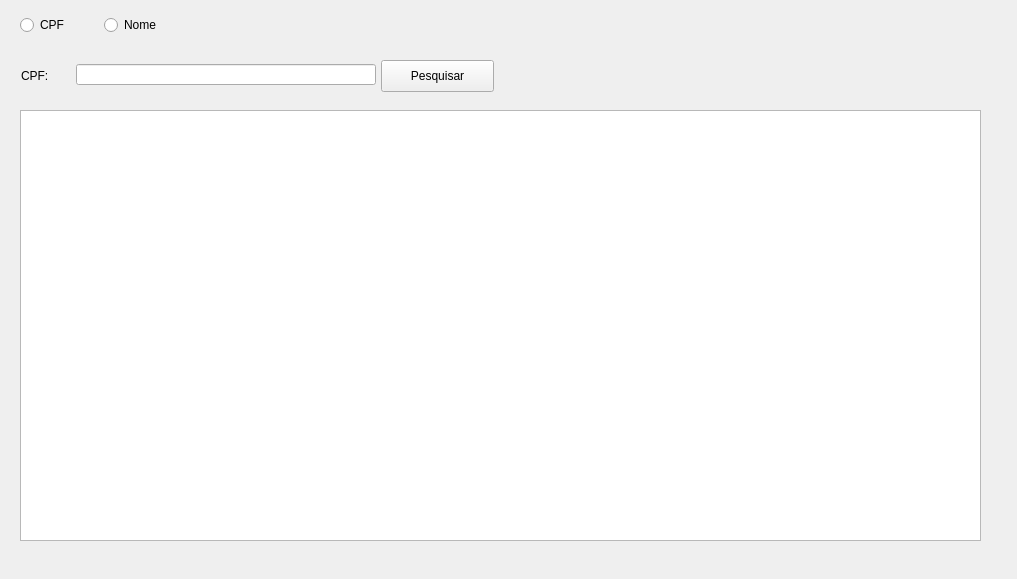
Qt form SistemaDeMatriculas-V0/consulta_professor.ui (leonardopereira10/UEG) before a commit.
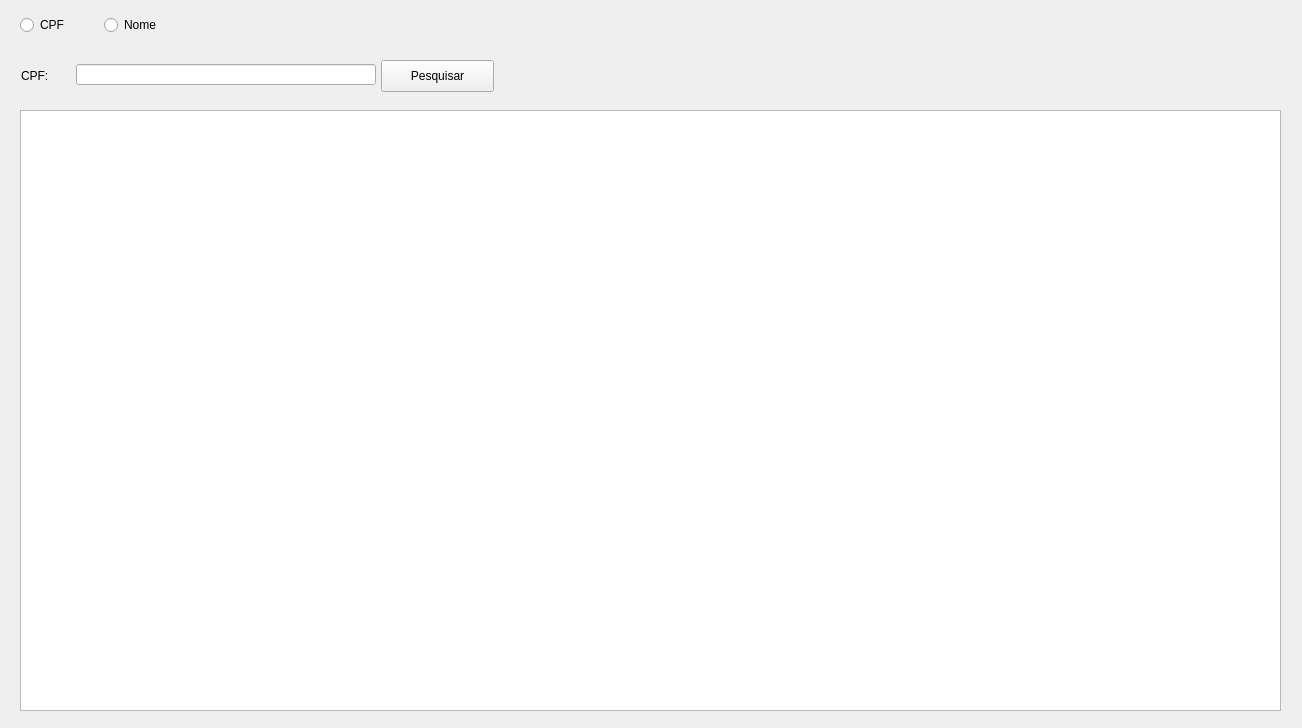
The same form after that commit.

Patch:
```diff
--- a/SistemaDeMatriculas-V0/consulta_professor.ui
+++ b/SistemaDeMatriculas-V0/consulta_professor.ui
@@ -6,8 +6,8 @@
    <rect>
     <x>0</x>
     <y>0</y>
-    <width>1017</width>
-    <height>579</height>
+    <width>1302</width>
+    <height>728</height>
    </rect>
   </property>
   <property name="windowTitle">
@@ -80,10 +80,25 @@
     <rect>
      <x>20</x>
      <y>110</y>
-     <width>961</width>
-     <height>431</height>
+     <width>1261</width>
+     <height>601</height>
     </rect>
    </property>
+   <property name="horizontalScrollBarPolicy">
+    <enum>Qt::ScrollBarAsNeeded</enum>
+   </property>
+   <property name="sizeAdjustPolicy">
+    <enum>QAbstractScrollArea::AdjustToContentsOnFirstShow</enum>
+   </property>
+   <property name="autoScroll">
+    <bool>true</bool>
+   </property>
+   <property name="selectionMode">
+    <enum>QAbstractItemView::ExtendedSelection</enum>
+   </property>
+   <property name="textElideMode">
+    <enum>Qt::ElideRight</enum>
+   </property>
    <property name="verticalScrollMode">
     <enum>QAbstractItemView::ScrollPerItem</enum>
    </property>
@@ -91,7 +106,13 @@
     <bool>true</bool>
    </property>
    <property name="gridStyle">
-    <enum>Qt::CustomDashLine</enum>
+    <enum>Qt::SolidLine</enum>
+   </property>
+   <property name="sortingEnabled">
+    <bool>false</bool>
+   </property>
+   <property name="wordWrap">
+    <bool>false</bool>
    </property>
   </widget>
  </widget>
```
Left out of the diff: 2 changed lines with no effect on the pictures.
